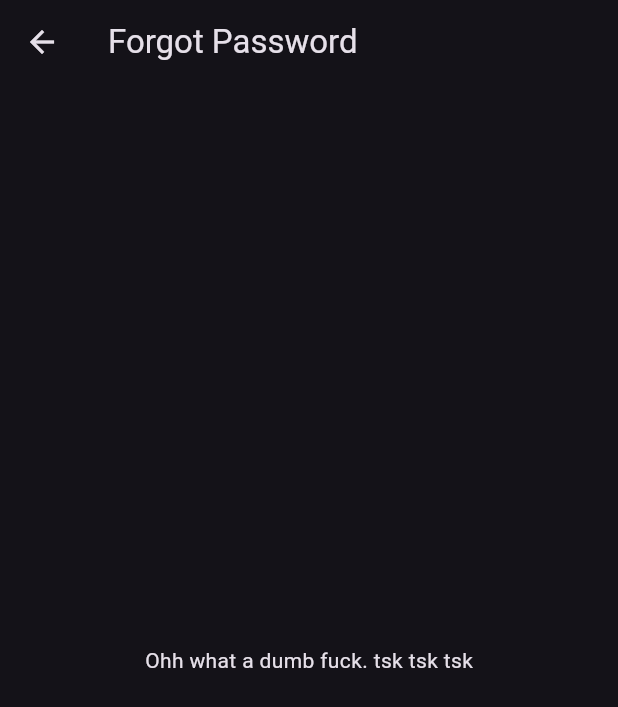
After one commit to Qubits-01/toxic-speech-classifier, a Flutter app: the screen it shows after launch, after a tap on "Forgot Password?", on a phone screen of 412 x 824 dp. The commit adds this screen. Shown: the top 707 px of the screen. Run offline on Flutter 3.47's test engine with Material 2 defaults, Android fonts, the phone set to English and light mode, and no system bars; our stand-ins replace font_awesome_flutter, go_router.

Commit message:
frontend: Add foundational code for ForgotPasswordScreen

```diff
--- /dev/null
+++ b/frontend/lib/core/features/auth/presentation/screens/forgot_password_screen.dart
@@ -0,0 +1,15 @@
+import 'package:flutter/material.dart';
+
+class ForgotPasswordScreen extends StatelessWidget {
+  const ForgotPasswordScreen({super.key});
+
+  static const routeName = '/forgot-password';
+
+  @override
+  Widget build(BuildContext context) {
+    return Scaffold(
+      appBar: AppBar(title: const Text('Forgot Password')),
+      body: const Center(child: Text('Ohh what a dumb fuck. tsk tsk tsk')),
+    );
+  }
+}
--- a/frontend/lib/core/features/auth/presentation/screens/login_screen.dart
+++ b/frontend/lib/core/features/auth/presentation/screens/login_screen.dart
@@ -1,5 +1,7 @@
 import 'package:flutter/material.dart';
 import 'package:font_awesome_flutter/font_awesome_flutter.dart';
+import 'package:go_router/go_router.dart';
+import 'package:toxic_speech_classifier/core/features/auth/presentation/screens/forgot_password_screen.dart';
 
 class LoginScreen extends StatelessWidget {
   const LoginScreen({super.key});
@@ -97,6 +99,9 @@ class LoginScreen extends StatelessWidget {
                             color: Theme.of(context).colorScheme.inversePrimary,
                           ),
                     ),
+                    onTap: () {
+                      GoRouter.of(context).push(ForgotPasswordScreen.routeName);
+                    },
                   ),
                 ],
               ),
--- a/frontend/lib/router/app_router.dart
+++ b/frontend/lib/router/app_router.dart
@@ -1,6 +1,7 @@
 import 'package:go_router/go_router.dart';
 
 import '../core/features/app_settings/presentation/screens/app_settings_screen.dart';
+import '../core/features/auth/presentation/screens/forgot_password_screen.dart';
 import '../core/features/auth/presentation/screens/login_screen.dart';
 import '../features/startup/screens/splash_screen.dart';
 
@@ -18,6 +19,9 @@ class AppRouter {
         builder: (_, __) => const LoginScreen(),
       ),
       GoRoute(
+          path: ForgotPasswordScreen.routeName,
+          builder: (_, __) => const ForgotPasswordScreen()),
+      GoRoute(
         path: AppSettingsScreen.routeName,
         builder: (_, __) => const AppSettingsScreen(),
       ),
```
